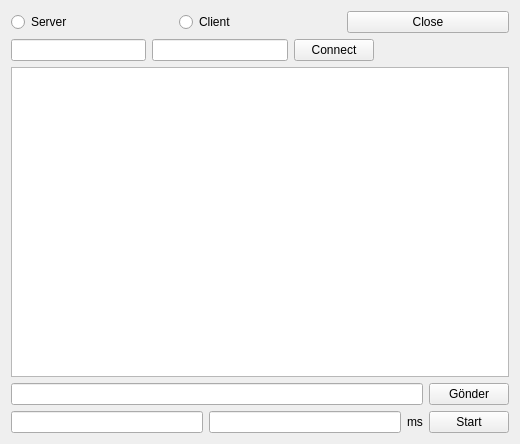
emrecanisildak/SocketGui, file gui/socketgui.ui: the form before one commit.
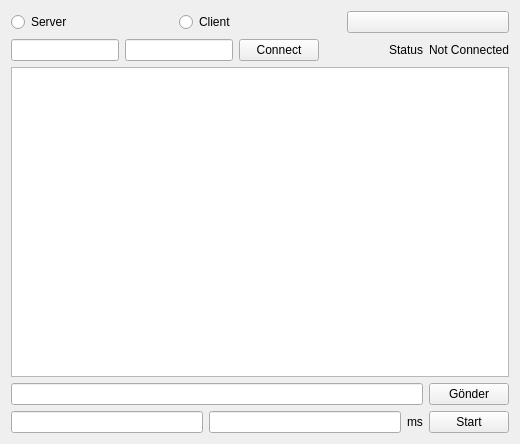
The form after the commit.

```diff
--- a/gui/socketgui.ui
+++ b/gui/socketgui.ui
@@ -33,7 +33,7 @@
      <item>
       <widget class="QPushButton" name="buttonClose">
        <property name="text">
-        <string>Close</string>
+        <string/>
        </property>
       </widget>
      </item>
@@ -67,6 +67,20 @@
        </property>
       </spacer>
      </item>
+     <item>
+      <widget class="QLabel" name="label_2">
+       <property name="text">
+        <string>Status</string>
+       </property>
+      </widget>
+     </item>
+     <item>
+      <widget class="QLabel" name="labelConnection">
+       <property name="text">
+        <string>Not Connected</string>
+       </property>
+      </widget>
+     </item>
     </layout>
    </item>
    <item>
```
